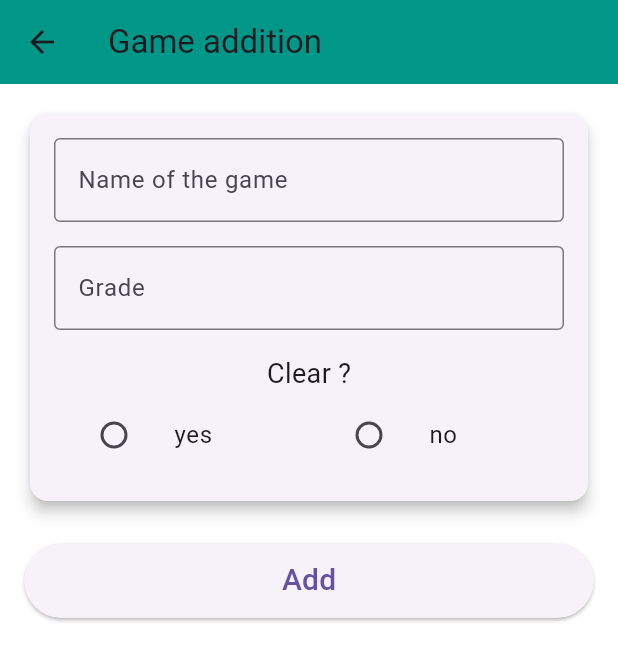
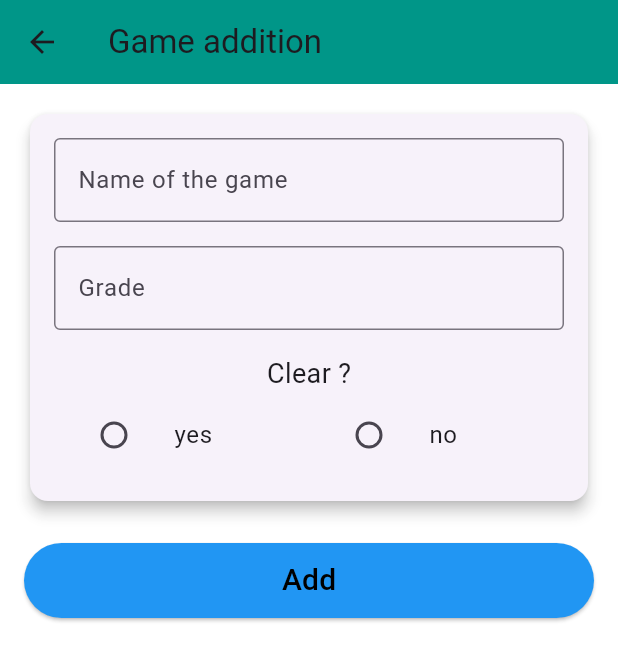
Before and after one commit to Zeynnz/MiniProjetMobile, a Flutter app: the Ajout screen opened directly, on a phone screen of 412 x 824 dp. Shown: the top 661 px of the screen. Run offline on Flutter 3.47's test engine with Material 3 defaults, Android fonts, the phone set to English and light mode, and no system bars; our stand-ins replace csv; generated files the repository leaves out were written again.

Commit message:
Correction de visuels et ajout de text (dans a propos)

```diff
--- a/lib/Pages/Ajout.dart
+++ b/lib/Pages/Ajout.dart
@@ -98,12 +98,13 @@ class _AjoutState extends State<Ajout> {
               const SizedBox(height: 24),
               ElevatedButton(
                 style: ElevatedButton.styleFrom(
+                  backgroundColor: Colors.blue,
                   minimumSize: const Size(double.infinity, 50),
                 ),
                 onPressed: ajouterJeu,
                 child: Text(
                   AppLocalizations.of(context)!.texteAjout,
-                  style: const TextStyle(fontSize: 20.0),
+                  style: const TextStyle(fontSize: 20.0,color: Colors.black),
                 ),
               ),
             ],
--- a/lib/Pages/Apropos.dart
+++ b/lib/Pages/Apropos.dart
@@ -9,10 +9,10 @@ class Apropos extends StatelessWidget {
     return Scaffold(
       appBar: AppBar(title: Text(AppLocalizations.of(context)!.aboutUs)),
       body: Center(
-        child: Text(
-          "Coiffet Mathéo, Eliott Née-Chirol",
+        child: Padding(padding: EdgeInsets.all(16.0),child:Text(
+          AppLocalizations.of(context)!.apropros,
           style: TextStyle(fontSize: 20, color: Colors.white),
-        ),
+        ),)
       ),
     );
   }
--- a/lib/Pages/ModifierJeu.dart
+++ b/lib/Pages/ModifierJeu.dart
@@ -71,7 +71,6 @@ class _ModifierJeuState extends State<ModifierJeu> {
   Widget build(BuildContext context) {
     return Scaffold(
       resizeToAvoidBottomInset: false,
-      backgroundColor: Colors.black87, // Fond sombre
       appBar: AppBar(
         title: Text(AppLocalizations.of(context)!.modifierTitre),
         backgroundColor: Colors.teal,
--- a/lib/l10n/app_en.arb
+++ b/lib/l10n/app_en.arb
@@ -12,7 +12,7 @@
   "note2": "Grade:",
   "termine": "finished?",
   "termine2": "Finished:",
-  "end": "ended",
+  "end": "Ended",
   "descriptionFalc": "Description (facultative)",
   "ajout": "game successfully added",
   "titreAjout": "Game addition",
@@ -30,5 +30,7 @@
   "modifier": "Update",
   "detailGame": "Details of the Game",
   "details": "Details",
-  "nomInconnu": "Unknown name"
+  "nomInconnu": "Unknown name",
+  "apropros" : "Welcome to GameStar, developped by Coiffet Mathéo and Eliott Née-Chirol",
+  "aide": "This choice is for if you have endend the game"
 }
--- a/lib/widgets/saisie.dart
+++ b/lib/widgets/saisie.dart
@@ -14,6 +14,8 @@ class saisie extends StatelessWidget {
     required this.ended,
     required this.onEndedChanged,
   });
+
+
 
   @override
   Widget build(BuildContext context) {
@@ -44,11 +46,16 @@ class saisie extends StatelessWidget {
               ),
             ),
             const SizedBox(height: 16),
+            Tooltip(message:AppLocalizations.of(context)!.aide
+              ,child:
             Text( AppLocalizations.of(context)!.labeltermine,
               textAlign: TextAlign.left,
               style: TextStyle(
                 fontSize: 18,
               ),),
+              waitDuration: Duration(milliseconds: 500),
+              showDuration: Duration(seconds: 2),
+            ),
             Row(
               children: <Widget>[
                 Expanded(
```
Also changed, not shown: lib/l10n/app_fr.arb (+5 -2 lines), 1 other file.
